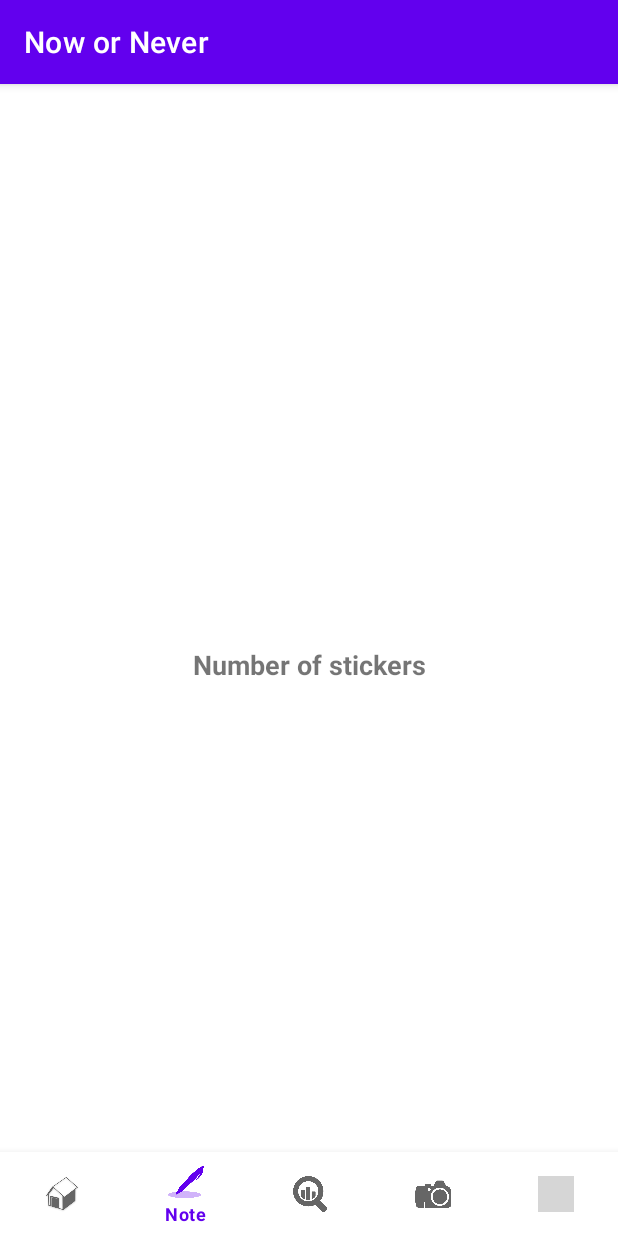
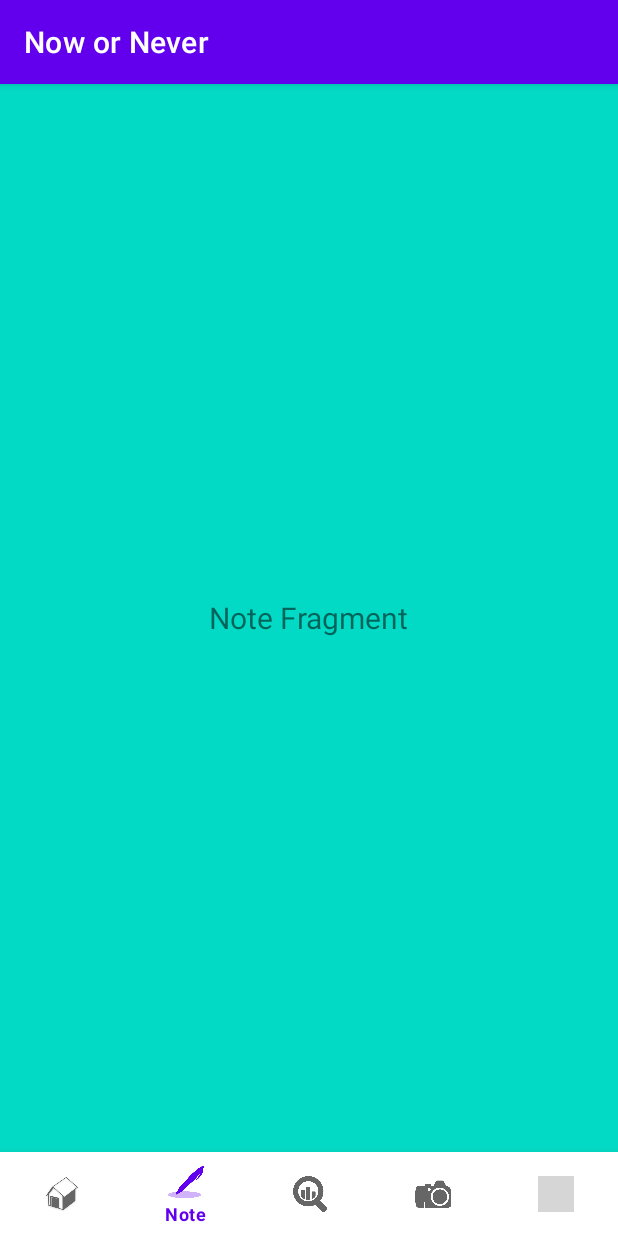
Before and after one commit to hoang-ph/NUMAD22Fa_PhongHoang_AnNguyen, an Android app: the HabitActivity screen opened directly, with no data from a screen before it, item 2 of the bottom bar chosen, on a phone screen of 412 x 824 dp. Run offline under Robolectric (Android 15) with nearby library versions, the phone set to English and light mode, and no system bars; grey boxes are pictures that could not be loaded.

Commit message:
Bind fragments with functionality

```diff
--- a/app/src/main/java/edu/northeastern/nowornever/habit/HabitActivity.java
+++ b/app/src/main/java/edu/northeastern/nowornever/habit/HabitActivity.java
@@ -1,12 +1,17 @@
 package edu.northeastern.nowornever.habit;
 
 import androidx.appcompat.app.AppCompatActivity;
+import androidx.fragment.app.Fragment;
+import androidx.fragment.app.FragmentManager;
+import androidx.fragment.app.FragmentTransaction;
 
+import android.annotation.SuppressLint;
 import android.content.SharedPreferences;
 import android.os.Bundle;
 import android.widget.TextView;
 
 import edu.northeastern.nowornever.R;
+import edu.northeastern.nowornever.databinding.ActivityHabitBinding;
 
 public class HabitActivity extends AppCompatActivity {
 
@@ -15,11 +20,15 @@ public class HabitActivity extends AppCompatActivity {
     private String username;
     private SharedPreferences sharedPreferences;
     private TextView testHabit;
+    private ActivityHabitBinding binding;
 
+    @SuppressLint("NonConstantResourceId")
     @Override
     protected void onCreate(Bundle savedInstanceState) {
         super.onCreate(savedInstanceState);
-        setContentView(R.layout.activity_habit);
+        binding = ActivityHabitBinding.inflate(getLayoutInflater());
+        setContentView(binding.getRoot());
+        displaySelectedFrag(new HomeFragment());
 
         testHabit = findViewById(R.id.testHabit);
 
@@ -27,8 +36,37 @@ public class HabitActivity extends AppCompatActivity {
 
         username = sharedPreferences.getString(USERNAME_KEY, null);
         if (username != null) {
-            testHabit.setText(username);
+            String title = "Username: " + username; // Replace/ stop using this later
+            testHabit.setText(title);
         }
+
+        binding.habitBotNavBar.setOnItemSelectedListener(item -> {
+            switch (item.getItemId()) {
+                case R.id.homeFrag:
+                    displaySelectedFrag(new HomeFragment());
+                    break;
+                case R.id.noteFrag:
+                    displaySelectedFrag(new NoteFragment());
+                    break;
+                case R.id.statFrag:
+                    displaySelectedFrag(new StatFragment());
+                    break;
+                case R.id.mediaFrag:
+                    displaySelectedFrag(new MediaFragment());
+                    break;
+                case R.id.friendFrag:
+                    displaySelectedFrag(new FriendFragment());
+                    break;
+            }
+            return true;
+        });
+    }
+
+    private void displaySelectedFrag(Fragment fragment) {
+        FragmentManager fragmentManager = getSupportFragmentManager();
+        FragmentTransaction fragmentTransaction = fragmentManager.beginTransaction();
+        fragmentTransaction.replace(R.id.habitFrameLayout, fragment);
+        fragmentTransaction.commit();
     }
 
 }
--- /dev/null
+++ b/app/src/main/java/edu/northeastern/nowornever/habit/HomeFragment.java
@@ -0,0 +1,66 @@
+package edu.northeastern.nowornever.habit;
+
+import android.os.Bundle;
+
+import androidx.fragment.app.Fragment;
+
+import android.view.LayoutInflater;
+import android.view.View;
+import android.view.ViewGroup;
+
+import edu.northeastern.nowornever.R;
+
+/**
+ * A simple {@link Fragment} subclass.
+ * Use the {@link HomeFragment#newInstance} factory method to
+ * create an instance of this fragment.
+ */
+public class HomeFragment extends Fragment {
+
+    // TODO: Rename parameter arguments, choose names that match
+    // the fragment initialization parameters, e.g. ARG_ITEM_NUMBER
+    private static final String ARG_PARAM1 = "param1";
+    private static final String ARG_PARAM2 = "param2";
+
+    // TODO: Rename and change types of parameters
+    private String mParam1;
+    private String mParam2;
+
+    public HomeFragment() {
+        // Required empty public constructor
+    }
+
+    /**
+     * Use this factory method to create a new instance of
+     * this fragment using the provided parameters.
+     *
+     * @param param1 Parameter 1.
+     * @param param2 Parameter 2.
+     * @return A new instance of fragment HomeFragment.
+     */
+    // TODO: Rename and change types and number of parameters
+    public static HomeFragment newInstance(String param1, String param2) {
+        HomeFragment fragment = new HomeFragment();
+        Bundle args = new Bundle();
+        args.putString(ARG_PARAM1, param1);
+        args.putString(ARG_PARAM2, param2);
+        fragment.setArguments(args);
+        return fragment;
+    }
+
+    @Override
+    public void onCreate(Bundle savedInstanceState) {
+        super.onCreate(savedInstanceState);
+        if (getArguments() != null) {
+            mParam1 = getArguments().getString(ARG_PARAM1);
+            mParam2 = getArguments().getString(ARG_PARAM2);
+        }
+    }
+
+    @Override
+    public View onCreateView(LayoutInflater inflater, ViewGroup container,
+                             Bundle savedInstanceState) {
+        // Inflate the layout for this fragment
+        return inflater.inflate(R.layout.fragment_home, container, false);
+    }
+}
--- /dev/null
+++ b/app/src/main/java/edu/northeastern/nowornever/habit/NoteFragment.java
@@ -0,0 +1,66 @@
+package edu.northeastern.nowornever.habit;
+
+import android.os.Bundle;
+
+import androidx.fragment.app.Fragment;
+
+import android.view.LayoutInflater;
+import android.view.View;
+import android.view.ViewGroup;
+
+import edu.northeastern.nowornever.R;
+
+/**
+ * A simple {@link Fragment} subclass.
+ * Use the {@link NoteFragment#newInstance} factory method to
+ * create an instance of this fragment.
+ */
+public class NoteFragment extends Fragment {
+
+    // TODO: Rename parameter arguments, choose names that match
+    // the fragment initialization parameters, e.g. ARG_ITEM_NUMBER
+    private static final String ARG_PARAM1 = "param1";
+    private static final String ARG_PARAM2 = "param2";
+
+    // TODO: Rename and change types of parameters
+    private String mParam1;
+    private String mParam2;
+
+    public NoteFragment() {
+        // Required empty public constructor
+    }
+
+    /**
+     * Use this factory method to create a new instance of
+     * this fragment using the provided parameters.
+     *
+     * @param param1 Parameter 1.
+     * @param param2 Parameter 2.
+     * @return A new instance of fragment NoteFragment.
+     */
+    // TODO: Rename and change types and number of parameters
+    public static NoteFragment newInstance(String param1, String param2) {
+        NoteFragment fragment = new NoteFragment();
+        Bundle args = new Bundle();
+        args.putString(ARG_PARAM1, param1);
+        args.putString(ARG_PARAM2, param2);
+        fragment.setArguments(args);
+        return fragment;
+    }
+
+    @Override
+    public void onCreate(Bundle savedInstanceState) {
+        super.onCreate(savedInstanceState);
+        if (getArguments() != null) {
+            mParam1 = getArguments().getString(ARG_PARAM1);
+            mParam2 = getArguments().getString(ARG_PARAM2);
+        }
+    }
+
+    @Override
+    public View onCreateView(LayoutInflater inflater, ViewGroup container,
+                             Bundle savedInstanceState) {
+        // Inflate the layout for this fragment
+        return inflater.inflate(R.layout.fragment_note, container, false);
+    }
+}
--- a/app/src/main/res/layout/activity_habit.xml
+++ b/app/src/main/res/layout/activity_habit.xml
@@ -11,15 +11,15 @@
         android:layout_width="wrap_content"
         android:layout_height="wrap_content"
         android:layout_marginTop="5dp"
-        android:text="@string/history_act_header"
+        android:text="@string/track_habit"
         android:textSize="18sp"
         android:textStyle="bold"
         app:layout_constraintEnd_toEndOf="parent"
         app:layout_constraintStart_toStartOf="parent"
-        app:layout_constraintTop_toTopOf="parent"
-        app:layout_constraintBottom_toBottomOf="parent" />
+        app:layout_constraintTop_toTopOf="parent" />
 
     <FrameLayout
+        android:id="@+id/habitFrameLayout"
         android:layout_width="0dp"
         android:layout_height="0dp"
         app:layout_constraintTop_toTopOf="parent"
--- /dev/null
+++ b/app/src/main/res/layout/fragment_note.xml
@@ -0,0 +1,17 @@
+<?xml version="1.0" encoding="utf-8"?>
+<FrameLayout xmlns:android="http://schemas.android.com/apk/res/android"
+    xmlns:tools="http://schemas.android.com/tools"
+    android:layout_width="match_parent"
+    android:layout_height="match_parent"
+    android:background="@color/teal_200"
+    tools:context=".habit.NoteFragment">
+
+    <!-- TODO: Update blank fragment layout -->
+    <TextView
+        android:layout_width="wrap_content"
+        android:layout_height="wrap_content"
+        android:text="Note Fragment"
+        android:textSize="20sp"
+        android:layout_gravity="center" />
+
+</FrameLayout>
--- a/app/src/main/res/menu/bottom_nav_menu.xml
+++ b/app/src/main/res/menu/bottom_nav_menu.xml
@@ -2,13 +2,18 @@
 <menu xmlns:android="http://schemas.android.com/apk/res/android">
 
     <item android:title="@string/nav_item_1"
+        android:id="@+id/homeFrag"
         android:icon="@drawable/home" />
     <item android:title="@string/nav_item_2"
+        android:id="@+id/noteFrag"
         android:icon="@drawable/notes" />
     <item android:title="@string/nav_item_3"
+        android:id="@+id/statFrag"
         android:icon="@drawable/stat" />
     <item android:title="@string/nav_item_4"
+        android:id="@+id/mediaFrag"
         android:icon="@drawable/media" />
     <item android:title="@string/nav_item_5"
+        android:id="@+id/friendFrag"
         android:icon="@drawable/friend" />
 </menu>
```
Also changed, not shown: app/build.gradle (+7 -2 lines), app/src/main/java/edu/northeastern/nowornever/habit/FriendFragment.java (added, +66 -0 lines), app/src/main/java/edu/northeastern/nowornever/habit/MediaFragment.java (added, +66 -0 lines), app/src/main/java/edu/northeastern/nowornever/habit/StatFragment.java (added, +66 -0 lines), app/src/main/res/layout/fragment_home.xml (added, +16 -0 lines), app/src/main/res/layout/fragment_media.xml (added, +17 -0 lines), app/src/main/res/layout/fragment_stat.xml (added, +17 -0 lines).
